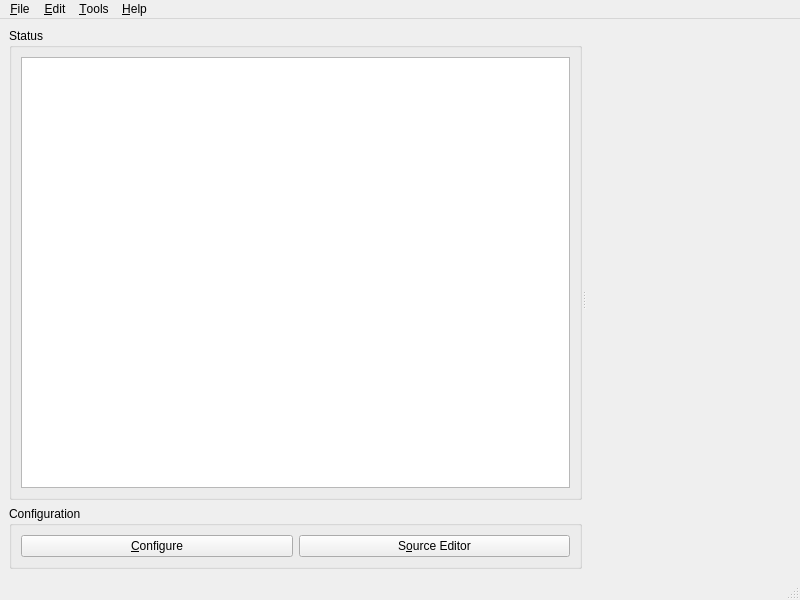
Qt form src/ui/robotqt.ui (simmiyoung/robotqt) before a commit.
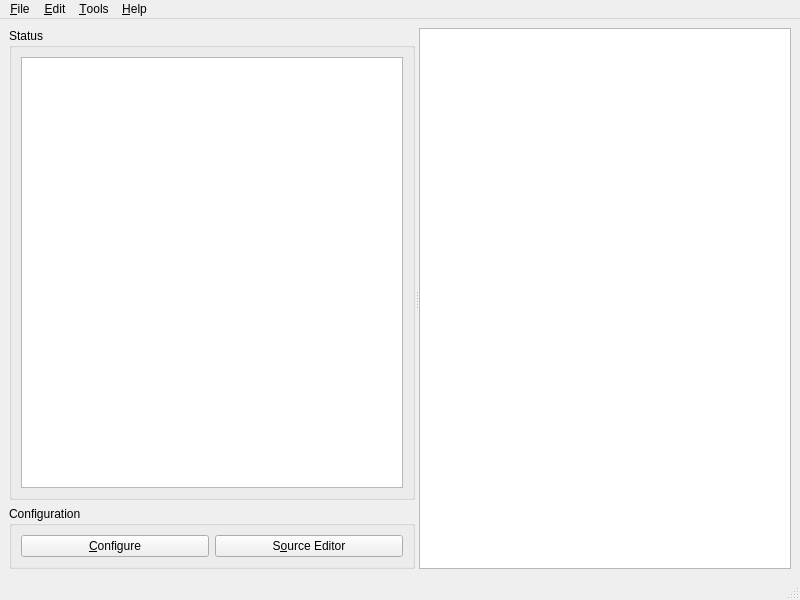
The same form after that commit.

Commit message: 2d graphics engine almost done. Plugin system done, but need revision and some changes.

Patch:
```diff
--- a/src/ui/robotqt.ui
+++ b/src/ui/robotqt.ui
@@ -26,9 +26,20 @@
           <property name="title" >
            <string>Status</string>
           </property>
-          <layout class="QGridLayout" name="gridLayout" >
-           <item row="0" column="0" >
-            <widget class="QListWidget" name="listWidget" />
+          <layout class="QGridLayout" name="gridLayout">
+           <item row="0" column="0">
+            <widget class="QTableWidget" name="tableWidget">
+             <property name="columnCount">
+              <number>1</number>
+             </property>
+             <attribute name="horizontalHeaderVisible">
+              <bool>false</bool>
+             </attribute>
+             <attribute name="horizontalHeaderVisible">
+              <bool>false</bool>
+             </attribute>
+             <column/>
+            </widget>
            </item>
           </layout>
          </widget>
@@ -82,7 +93,7 @@
         </item>
        </layout>
       </widget>
-      <widget class="QWidget" native="1" name="simulationWidget" />
+      <widget class="QGraphicsView" name="simulatorGraphicsView"/>
      </widget>
     </item>
    </layout>
```
Left out of the diff: 232 changed lines with no effect on the pictures. The commit also changes 19 other files.
